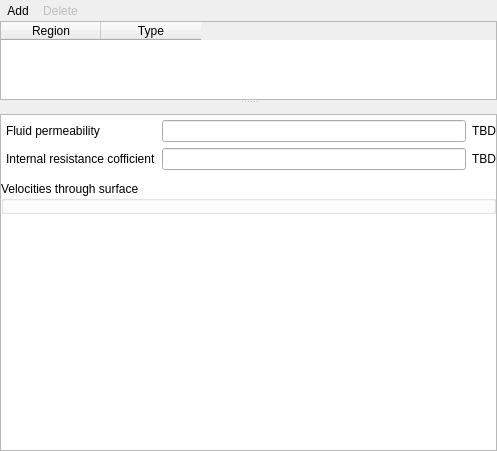
Above: gui/uifiles/internal_surfaces.ui from truongd8593/mfix before the change. Below: the same form after it.
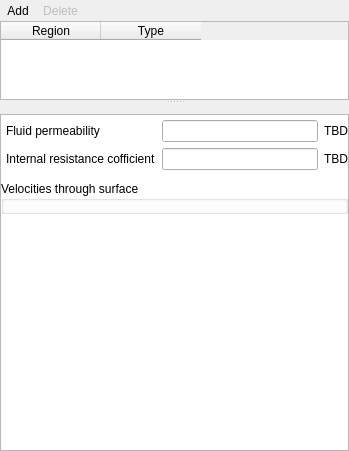
That is the form after the change. Custom widgets are drawn as their Qt base class.

Commit message: censor xmin tooltip

The edit to the form file:
```diff
--- a/gui/uifiles/internal_surfaces.ui
+++ b/gui/uifiles/internal_surfaces.ui
@@ -6,7 +6,7 @@
    <rect>
     <x>0</x>
     <y>0</y>
-    <width>497</width>
+    <width>349</width>
     <height>451</height>
    </rect>
   </property>
@@ -233,7 +233,7 @@
            <rect>
             <x>0</x>
             <y>0</y>
-            <width>488</width>
+            <width>345</width>
             <height>323</height>
            </rect>
           </property>
```
The commit also changes 1 other file.
